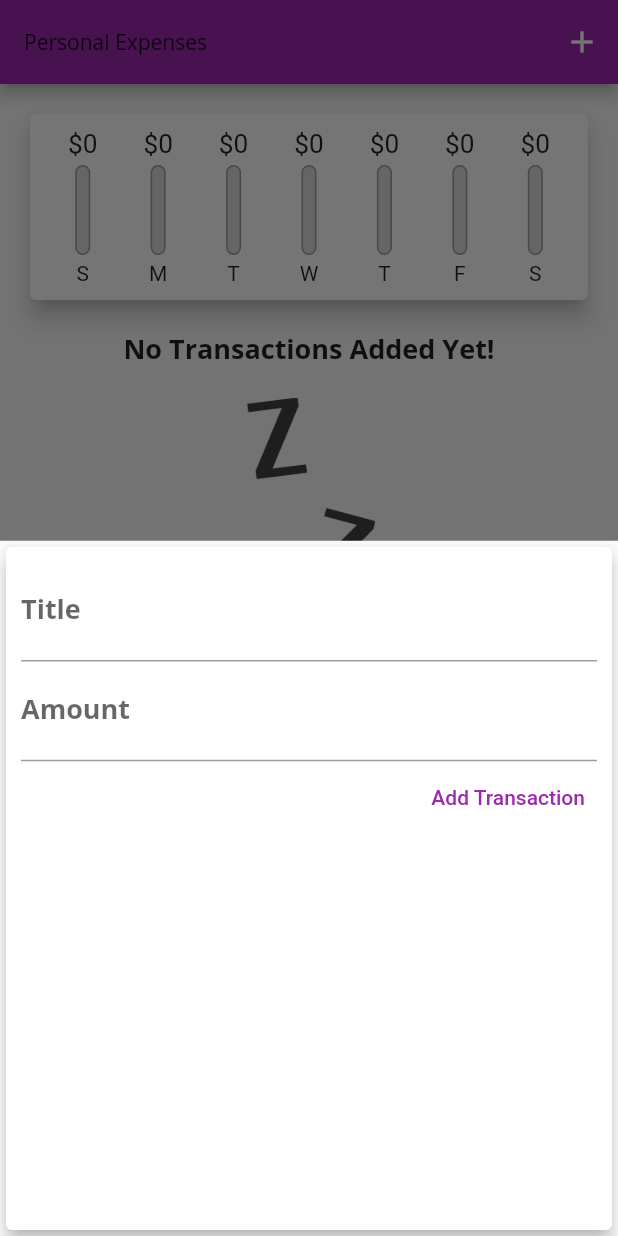
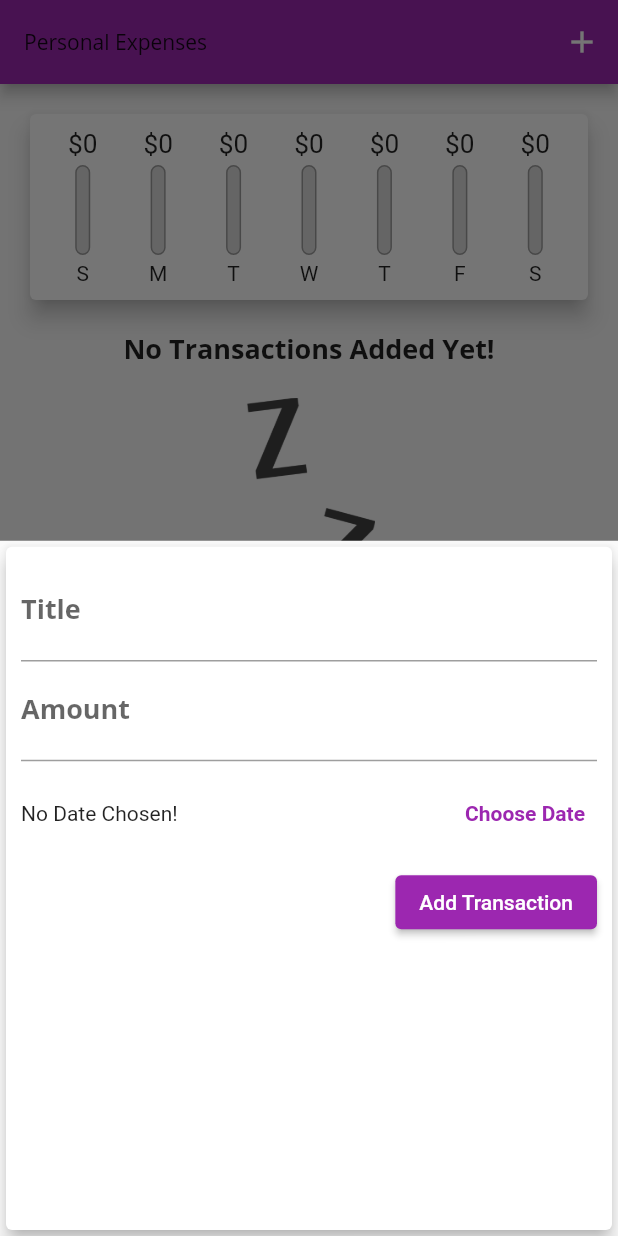
Before and after one commit to hhoury/personal_expenses, a Flutter app: the screen it shows after launch, after a tap on the "add" icon, on a phone screen of 412 x 824 dp. Run offline on Flutter 3.47's test engine with Material 2 defaults, Android fonts, the phone set to English and light mode, and no system bars; Roboto replaces fonts that are missing (Open Sans).

Commit message:
delete trx, datepicker

```diff
--- a/lib/main.dart
+++ b/lib/main.dart
@@ -1,6 +1,6 @@
-// ignore_for_file: prefer_const_constructors
+// ignore_for_file: prefer_const_constructors, use_key_in_widget_constructors
 
-import 'package:flutter/gestures.dart';
+// import 'package:flutter/gestures.dart';
 import 'package:flutter/material.dart';
 import 'package:personal_expenses/widgets/chart.dart';
 import './widgets/new_transaction.dart';
@@ -16,6 +16,7 @@ class MyApp extends StatelessWidget {
       title: 'Personal Expenses',
       theme: ThemeData(
           primarySwatch: Colors.purple,
+          // errorColor: Colors.red,
           accentColor: Colors.amber,
           fontFamily: 'Quicksand',
           textTheme: ThemeData.light().textTheme.copyWith(
@@ -54,14 +55,20 @@ class _MyHomePageState extends State<MyHomePage> {
     }).toList();
   }
 
-  void _addNewTransaction(String title, double amount) {
+  void _addNewTransaction(String title, double amount, DateTime chosenDate) {
     final newTx = Transaction(
         id: DateTime.now().toString(),
         title: title,
         amount: amount,
-        date: DateTime.now());
+        date: chosenDate);
     setState(() {
       _userTransactions.add(newTx);
+    });
+  }
+
+  void _deleteTransaction(String id) {
+    setState(() {
+      _userTransactions.removeWhere((element) => element.id == id);
     });
   }
 
@@ -97,7 +104,7 @@ class _MyHomePageState extends State<MyHomePage> {
           crossAxisAlignment: CrossAxisAlignment.stretch,
           children: <Widget>[
             Chart(_recentTransactions),
-            TransactionList(_userTransactions)
+            TransactionList(_userTransactions, _deleteTransaction)
           ],
         ),
       ),
--- a/lib/models/transaction.dart
+++ b/lib/models/transaction.dart
@@ -4,5 +4,9 @@ class Transaction {
   final double amount;
   final DateTime date;
 
-  Transaction({required this.id,required this.title,required this.amount,required this.date});
+  Transaction(
+      {required this.id,
+      required this.title,
+      required this.amount,
+      required this.date});
 }
--- a/lib/widgets/chart_bar.dart
+++ b/lib/widgets/chart_bar.dart
@@ -1,4 +1,4 @@
-// ignore_for_file: prefer_const_constructors
+// ignore_for_file: prefer_const_constructors, sized_box_for_whitespace
 
 import 'package:flutter/material.dart';
 
--- a/lib/widgets/new_transaction.dart
+++ b/lib/widgets/new_transaction.dart
@@ -1,4 +1,7 @@
+// ignore_for_file: prefer_const_constructors, prefer_const_constructors_in_immutables
+
 import 'package:flutter/material.dart';
+import 'package:intl/intl.dart';
 
 class NewTransaction extends StatefulWidget {
   final Function addTrx;
@@ -10,20 +13,40 @@ class NewTransaction extends StatefulWidget {
 }
 
 class _NewTransactionState extends State<NewTransaction> {
-  final titleController = TextEditingController();
+  final _titleController = TextEditingController();
+  final _amountController = TextEditingController();
+  DateTime? _selectedDate;
 
-  final amountController = TextEditingController();
-
-  void submitData() {
-    final enteredTitle = titleController.text;
-    final enteredAmount = double.parse(amountController.text);
-    if (enteredTitle.isEmpty || enteredAmount <= 0) {
+  void _submitData() {
+    if (_amountController.text.isEmpty) {
       return;
     }
-    widget.addTrx(enteredTitle, enteredAmount);
+    final enteredTitle = _titleController.text;
+    final enteredAmount = double.parse(_amountController.text);
+    if (enteredTitle.isEmpty || enteredAmount <= 0 || _selectedDate == null) {
+      return;
+    }
+    widget.addTrx(enteredTitle, enteredAmount, _selectedDate);
     //close the top most screen displayed
     //here it is the modal sheet
     Navigator.of(context).pop();
+  }
+
+  void _presentDatePicker() {
+    showDatePicker(
+            context: context,
+            initialDate: DateTime.now(),
+            firstDate: DateTime(2022),
+            lastDate: DateTime.now())
+        .then((pickedDate) {
+      if (pickedDate == null) {
+        return;
+      }
+      setState(() {
+        _selectedDate = pickedDate;
+      });
+      print('...');
+    });
   }
 
   @override
@@ -31,34 +54,53 @@ class _NewTransactionState extends State<NewTransaction> {
     return Card(
       elevation: 5,
       child: Container(
-        // ignore: prefer_const_constructors
         padding: EdgeInsets.all(10),
         child: Column(
           crossAxisAlignment: CrossAxisAlignment.end,
           children: [
             TextField(
-              // ignore: prefer_const_constructors
               decoration: InputDecoration(labelText: 'Title'),
-              controller: titleController,
-              onSubmitted: (_) => submitData(),
+              controller: _titleController,
+              onSubmitted: (_) => _submitData(),
               // onChanged: (title) {
               //   titleInput = title;
               // }
             ),
             TextField(
               keyboardType: TextInputType.number,
-              controller: amountController,
-              onSubmitted: (_) => submitData(),
+              controller: _amountController,
+              onSubmitted: (_) => _submitData(),
               // onChanged: (amount) {
               //   amountInput = amount;
               // },
               decoration: InputDecoration(labelText: 'Amount'),
             ),
-            TextButton(
-                child: Text('Add Transaction'),
-                style: TextButton.styleFrom(
-                    primary: Theme.of(context).primaryColor),
-                onPressed: submitData),
+            Container(
+              height: 70,
+              child: Row(
+                children: [
+                  Expanded(
+                    child: Text(_selectedDate == null
+                        ? 'No Date Chosen!'
+                        : 'Picked Date: ${DateFormat.yMd().format(_selectedDate!)}'),
+                  ),
+                  TextButton(
+                      style: TextButton.styleFrom(
+                          primary: Theme.of(context).primaryColor),
+                      onPressed: _presentDatePicker,
+                      child: Text(
+                        'Choose Date',
+                        style: TextStyle(fontWeight: FontWeight.bold),
+                      ))
+                ],
+              ),
+            ),
+            ElevatedButton(
+                child: Text(
+                  'Add Transaction',
+                ),
+                // st   ackgroundColor: Theme.of(context).primaryColor),
+                onPressed: _submitData),
           ],
         ),
       ),
--- a/lib/widgets/transaction_list.dart
+++ b/lib/widgets/transaction_list.dart
@@ -1,17 +1,17 @@
-// ignore_for_file: prefer_const_constructors
+// ignore_for_file: prefer_const_constructors, prefer_const_constructors_in_immutables, sized_box_for_whitespace, use_key_in_widget_constructors
 
 import 'package:flutter/material.dart';
 import '../models/transaction.dart';
 import 'package:intl/intl.dart';
 
-// ignore: use_key_in_widget_constructors
 class TransactionList extends StatelessWidget {
   final List<Transaction> transactions;
-  TransactionList(this.transactions);
+  final Function deleteTx;
+  TransactionList(this.transactions, this.deleteTx);
   @override
   Widget build(BuildContext context) {
     return Container(
-      height: 300,
+      height: 500,
       child: transactions.isEmpty
           ? Column(
               children: [
@@ -32,10 +32,11 @@ class TransactionList extends StatelessWidget {
           : ListView.builder(
               itemBuilder: (context, index) {
                 return Card(
-                  margin: EdgeInsets.symmetric(vertical: 8,horizontal: 5),
+                  margin: EdgeInsets.symmetric(vertical: 8, horizontal: 5),
                   elevation: 5,
                   child: ListTile(
-                    //can be replaced with container with decoration boxDecoration shape: boxshape.circle with heigh = width
+                    //can be replaced with container with decoration boxDecoration
+                    //shape: boxshape.circle with heigh = width
                     leading: CircleAvatar(
                       radius: 30,
                       child: Padding(
@@ -48,8 +49,12 @@ class TransactionList extends StatelessWidget {
                       style: Theme.of(context).textTheme.titleMedium,
                     ),
                     subtitle: Text(
-                      DateFormat.yMMMd().format(transactions[index].date)),
-                      //trailing: ,
+                        DateFormat.yMMMd().format(transactions[index].date)),
+                    trailing: IconButton(
+                      onPressed: () => deleteTx(transactions[index].id),
+                      icon: Icon(Icons.delete),
+                      color: Theme.of(context).errorColor,
+                    ),
                   ),
                 );
                 // return Card(
--- a/pubspec.yaml
+++ b/pubspec.yaml
@@ -19,6 +19,7 @@ version: 1.0.0+1
 
 environment:
   sdk: ">=2.16.1 <3.0.0"
+
 
 # Dependencies specify other packages that your package needs in order to work.
 # To automatically upgrade your package dependencies to the latest versions
```
Also changed, not shown: analysis_options.yaml (+6 -3 lines), lib/widgets/chart.dart (+6 -2 lines).
